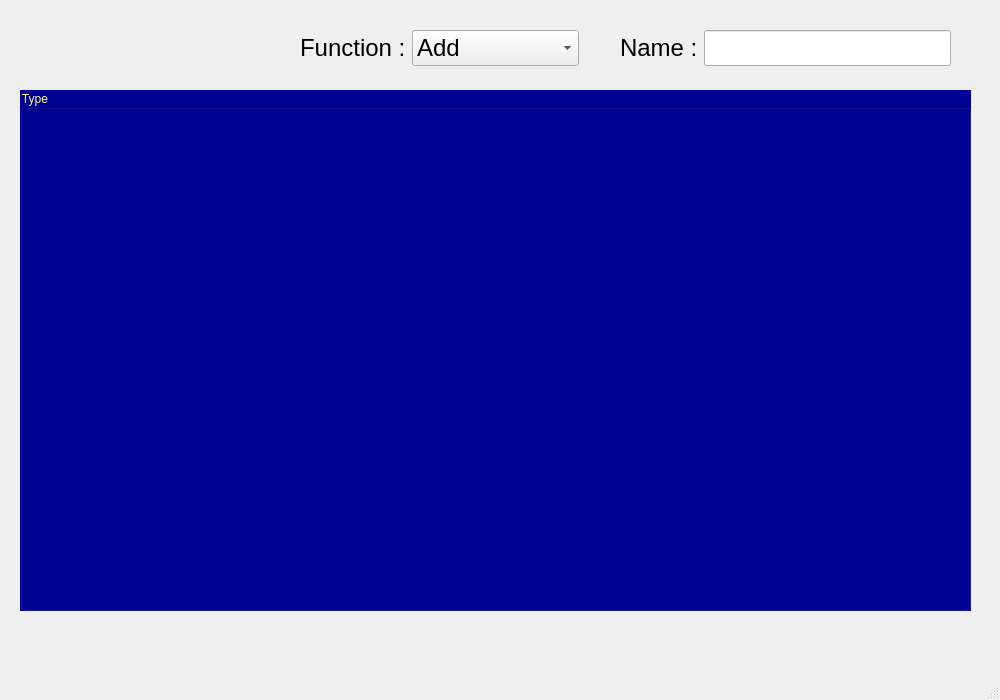
This is project.ui in SarujT1302/AppDrummer as Qt 5 draws it before an edit. The edited form follows.
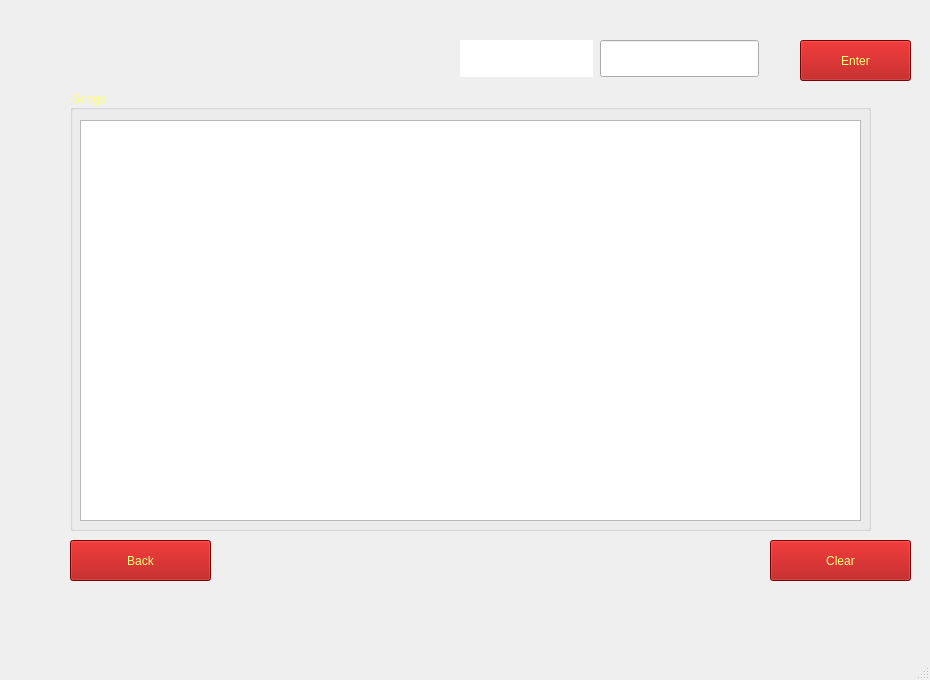
This is the edited form. The open tabs and pages were chosen to show the change. Icons and pictures are not drawn.

```diff
--- a/project.ui
+++ b/project.ui
@@ -6,10 +6,16 @@
    <rect>
     <x>0</x>
     <y>0</y>
-    <width>1000</width>
-    <height>700</height>
+    <width>930</width>
+    <height>680</height>
    </rect>
   </property>
+  <property name="maximumSize">
+   <size>
+    <width>930</width>
+    <height>680</height>
+   </size>
+  </property>
   <property name="windowTitle">
    <string>MainWindow</string>
   </property>
@@ -23,8 +29,8 @@
      <rect>
       <x>0</x>
       <y>0</y>
-      <width>1000</width>
-      <height>700</height>
+      <width>931</width>
+      <height>631</height>
      </rect>
     </property>
     <property name="font">
@@ -32,6 +38,10 @@
       <pointsize>18</pointsize>
      </font>
     </property>
+    <property name="styleSheet">
+     <string notr="true">background:
+url(:/newPrefix/รูปfrom internet/dark-blue-plain-wall-background_53876-92976.jpg)</string>
+    </property>
     <property name="locale">
      <locale language="English" country="UnitedStates"/>
     </property>
@@ -39,91 +49,171 @@
      <number>2</number>
     </property>
     <widget class="QWidget" name="page">
-     <widget class="QGroupBox" name="groupBox">
+     <widget class="QPushButton" name="Enter">
       <property name="geometry">
        <rect>
-        <x>20</x>
+        <x>800</x>
+        <y>40</y>
+        <width>111</width>
+        <height>41</height>
+       </rect>
+      </property>
+      <property name="styleSheet">
+       <string notr="true">background-color: rgb(170, 0, 0);
+color: rgb(255, 255, 127);
+font: 16pt &quot;Rockwell&quot;;</string>
+      </property>
+      <property name="text">
+       <string>Enter</string>
+      </property>
+     </widget>
+     <widget class="QLineEdit" name="Inputsong">
+      <property name="geometry">
+       <rect>
+        <x>600</x>
+        <y>40</y>
+        <width>159</width>
+        <height>37</height>
+       </rect>
+      </property>
+      <property name="styleSheet">
+       <string notr="true">color: rgb(255, 255, 255);
+font: 16pt &quot;Rockwell Condensed&quot;;</string>
+      </property>
+      <property name="text">
+       <string/>
+      </property>
+     </widget>
+     <widget class="QLabel" name="label_2">
+      <property name="geometry">
+       <rect>
+        <x>460</x>
+        <y>40</y>
+        <width>133</width>
+        <height>37</height>
+       </rect>
+      </property>
+      <property name="font">
+       <font>
+        <pointsize>16</pointsize>
+       </font>
+      </property>
+      <property name="styleSheet">
+       <string notr="true">color: rgb(255, 255, 255);
+background-color: rgb(255, 255, 255);</string>
+      </property>
+      <property name="text">
+       <string>Add Name:</string>
+      </property>
+     </widget>
+     <widget class="QLineEdit" name="Inputsong_2">
+      <property name="geometry">
+       <rect>
+        <x>141</x>
+        <y>-39</y>
+        <width>159</width>
+        <height>37</height>
+       </rect>
+      </property>
+      <property name="styleSheet">
+       <string notr="true">color: rgb(255, 255, 255);
+font: 16pt &quot;Rockwell Condensed&quot;;</string>
+      </property>
+      <property name="text">
+       <string>fsdfasdffdsaf</string>
+      </property>
+     </widget>
+     <widget class="QPushButton" name="Clear">
+      <property name="geometry">
+       <rect>
+        <x>770</x>
+        <y>540</y>
+        <width>141</width>
+        <height>41</height>
+       </rect>
+      </property>
+      <property name="styleSheet">
+       <string notr="true">background-color: rgb(170, 0, 0);
+color: rgb(255, 255, 127);
+font: 16pt &quot;Rockwell&quot;;</string>
+      </property>
+      <property name="text">
+       <string>Clear</string>
+      </property>
+     </widget>
+     <widget class="QLabel" name="label_3">
+      <property name="geometry">
+       <rect>
+        <x>1</x>
+        <y>-39</y>
+        <width>133</width>
+        <height>37</height>
+       </rect>
+      </property>
+      <property name="font">
+       <font>
+        <pointsize>16</pointsize>
+       </font>
+      </property>
+      <property name="styleSheet">
+       <string notr="true">color: rgb(255, 255, 255);
+background-color: rgb(255, 255, 255);</string>
+      </property>
+      <property name="text">
+       <string>Add Name:</string>
+      </property>
+     </widget>
+     <widget class="QPushButton" name="Back">
+      <property name="geometry">
+       <rect>
+        <x>70</x>
+        <y>540</y>
+        <width>141</width>
+        <height>41</height>
+       </rect>
+      </property>
+      <property name="styleSheet">
+       <string notr="true">background-color: rgb(170, 0, 0);
+color: rgb(255, 255, 127);
+font: 16pt &quot;Rockwell&quot;;</string>
+      </property>
+      <property name="text">
+       <string>Back</string>
+      </property>
+     </widget>
+     <widget class="QGroupBox" name="Source">
+      <property name="geometry">
+       <rect>
+        <x>70</x>
         <y>90</y>
-        <width>951</width>
-        <height>521</height>
+        <width>801</width>
+        <height>441</height>
        </rect>
       </property>
       <property name="styleSheet">
-       <string notr="true">background-color: rgb(170, 170, 255);
-background-color: rgb(0, 0, 149);
-color: rgb(255, 255, 127);
-font: 26pt &quot;Algerian&quot;;</string>
+       <string notr="true">color: rgb(255, 255, 127);
+font: 14pt &quot;Wide Latin&quot;;
+fo
+font: 81 24pt &quot;Rockwell Extra Bold&quot;;</string>
       </property>
       <property name="title">
-       <string>Type</string>
+       <string>Songs</string>
       </property>
-      <widget class="QWidget" name="gridLayoutWidget">
+      <widget class="QPlainTextEdit" name="Output">
        <property name="geometry">
         <rect>
-         <x>20</x>
-         <y>50</y>
-         <width>911</width>
-         <height>451</height>
+         <x>10</x>
+         <y>30</y>
+         <width>781</width>
+         <height>401</height>
         </rect>
        </property>
-       <layout class="QGridLayout" name="gridLayout_3"/>
+       <property name="styleSheet">
+        <string notr="true">color: rgb(255, 255, 127);
+font: 14pt &quot;MS Shell Dlg 2&quot;;</string>
+       </property>
       </widget>
      </widget>
-     <widget class="QWidget" name="formLayoutWidget">
-      <property name="geometry">
-       <rect>
-        <x>620</x>
-        <y>30</y>
-        <width>331</width>
-        <height>51</height>
-       </rect>
-      </property>
-      <layout class="QFormLayout" name="formLayout">
-       <item row="0" column="0">
-        <widget class="QLabel" name="label_2">
-         <property name="text">
-          <string>Name :</string>
-         </property>
-        </widget>
-       </item>
-       <item row="0" column="1">
-        <widget class="QLineEdit" name="lineEdit_2"/>
-       </item>
-      </layout>
-     </widget>
-     <widget class="QWidget" name="formLayoutWidget_2">
-      <property name="geometry">
-       <rect>
-        <x>300</x>
-        <y>30</y>
-        <width>279</width>
-        <height>87</height>
-       </rect>
-      </property>
-      <layout class="QFormLayout" name="formLayout_2">
-       <item row="0" column="1">
-        <widget class="QComboBox" name="comboBox_2">
-         <item>
-          <property name="text">
-           <string>Add</string>
-          </property>
-         </item>
-         <item>
-          <property name="text">
-           <string>Remove</string>
-          </property>
-         </item>
-        </widget>
-       </item>
-       <item row="0" column="0">
-        <widget class="QLabel" name="label_3">
-         <property name="text">
-          <string>Function :</string>
-         </property>
-        </widget>
-       </item>
-      </layout>
-     </widget>
     </widget>
     <widget class="QWidget" name="page_3">
      <widget class="QTableView" name="tableView">
```
Left out of the diff: 781 changed lines with no effect on the pictures.
